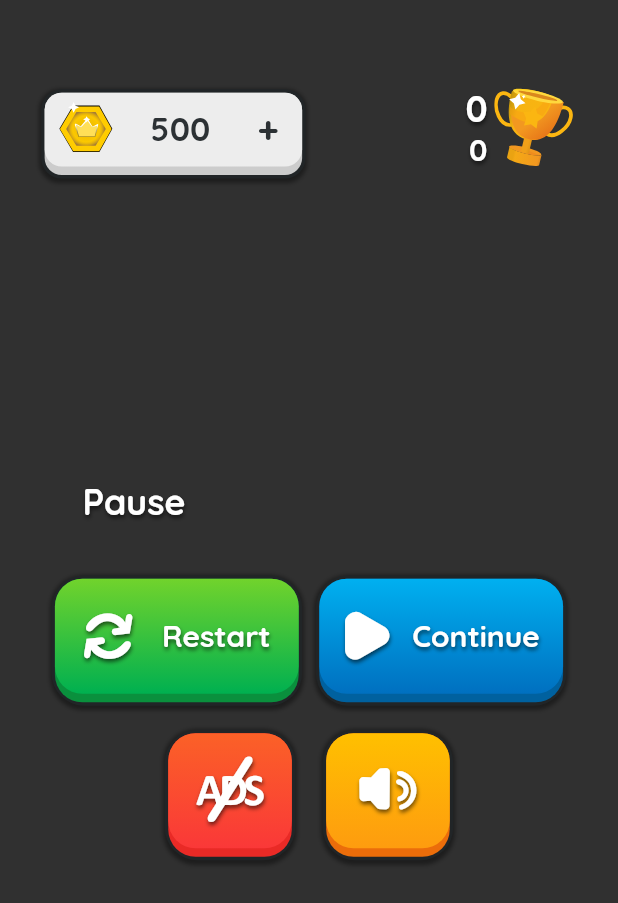
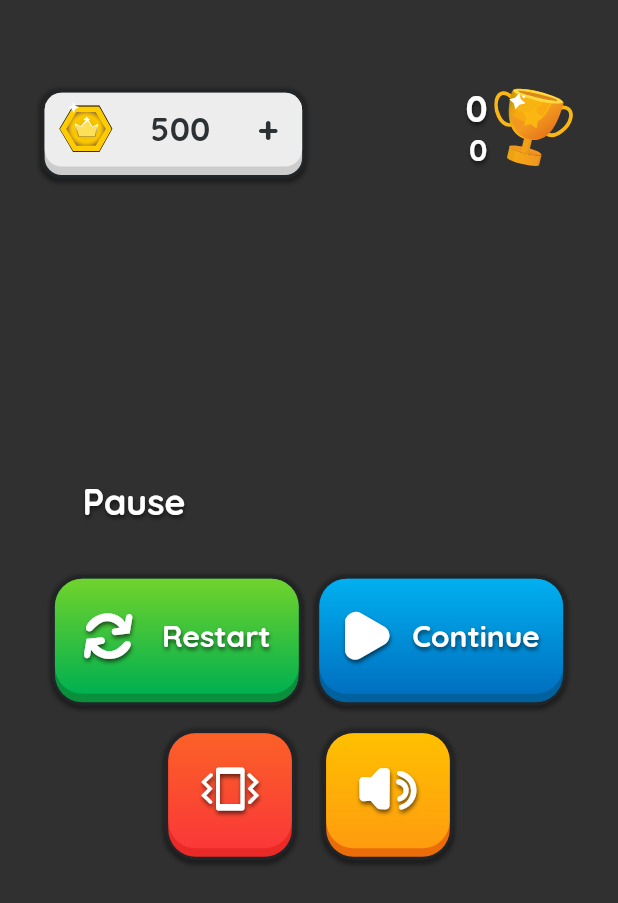
Before and after one commit to manjav/shooddice, a Flutter app: the PauseOverlay widget shown alone on an empty page, opened directly, on a phone screen of 412 x 824 dp. Shown: the top 903 px of the screen. Run offline on Flutter 3.47's test engine with Material 2 defaults, Android fonts, the phone set to English and light mode, and no system bars; our stand-ins replace firebase_analytics, firebase_core, flutter_local_notifications, flutter_svg, in_app_purchase, rive and 3 more; missing offline and left inert: appsflyer_sdk, flame, flame_svg, games_services, in_app_purchase_android, soundpool and 1 more; accounts and stored records are empty; statements that could not run were skipped.

Commit message:
Add vibration button in pause menu

```diff
--- a/numbers/lib/overlays/pause.dart
+++ b/numbers/lib/overlays/pause.dart
@@ -62,12 +62,16 @@ class _PauseOverlayState extends State<PauseOverlay> {
                 top: 90.d,
                 left: 66.d,
                 child: Buttons.button(
-                    onTap: () => Navigator.of(context).pop("resume"),
+                    onTap: () {
+                      Pref.isVibrateOff
+                          .set(Pref.isVibrateOff.value == 0 ? 1 : 0);
+                      setState(() {});
+                    },
                     colors: Themes.swatch[TColors.orange],
                     cornerRadius: 16.d,
                     content: Center(
-                      child: SVG.icon("3", theme, scale: 1.4),
-                    ))),
+                        child: SVG.icon("${Pref.isVibrateOff.value + 6}", theme,
+                            scale: 1.2)))),
             Positioned(
                 height: 76.d,
                 width: 76.d,
--- a/numbers/lib/utils/prefs.dart
+++ b/numbers/lib/utils/prefs.dart
@@ -18,7 +18,17 @@ class Prefs {
   }
 }
 
-enum Pref { coin, noAds, numRuns, rate, record, removeOne, removeColor, isMute }
+enum Pref {
+  coin,
+  noAds,
+  numRuns,
+  rate,
+  record,
+  removeOne,
+  removeColor,
+  isMute,
+  isVibrateOff
+}
 
 extension PrefExt on Pref {
   String get name {
@@ -39,6 +49,8 @@ extension PrefExt on Pref {
         return "removeColor";
       case Pref.isMute:
         return "isMute";
+      case Pref.isVibrateOff:
+        return "isVibrateOff";
       default:
         return "";
     }
--- a/numbers/lib/widgets/home.dart
+++ b/numbers/lib/widgets/home.dart
@@ -1,10 +1,12 @@
 import 'package:flame/game.dart';
 import 'package:flutter/cupertino.dart';
 import 'package:flutter/material.dart';
+import 'package:games_services/games_services.dart';
 import 'package:numbers/core/game.dart';
 import 'package:numbers/overlays/all.dart';
 import 'package:numbers/overlays/pause.dart';
 import 'package:numbers/overlays/shop.dart';
+import 'package:numbers/utils/ads.dart';
 import 'package:numbers/utils/prefs.dart';
 import 'package:numbers/utils/utils.dart';
 import 'package:numbers/widgets/components.dart';
@@ -176,7 +178,7 @@ class _HomePageState extends State<HomePage> with TickerProviderStateMixin {
     _onPauseButtonsClick(result ?? "resume");
   }
 
-  void _onPauseButtonsClick(String type) {
+  Future<void> _onPauseButtonsClick(String type) async {
     switch (type) {
       case "reset":
         widget.onBack();
```
Also changed, not shown: numbers/lib/core/game.dart (+5 -4 lines), numbers/lib/main.dart (+6 -2 lines), numbers/fonts/myicons.ttf, resources/vectors/vibrate.svg (added).
